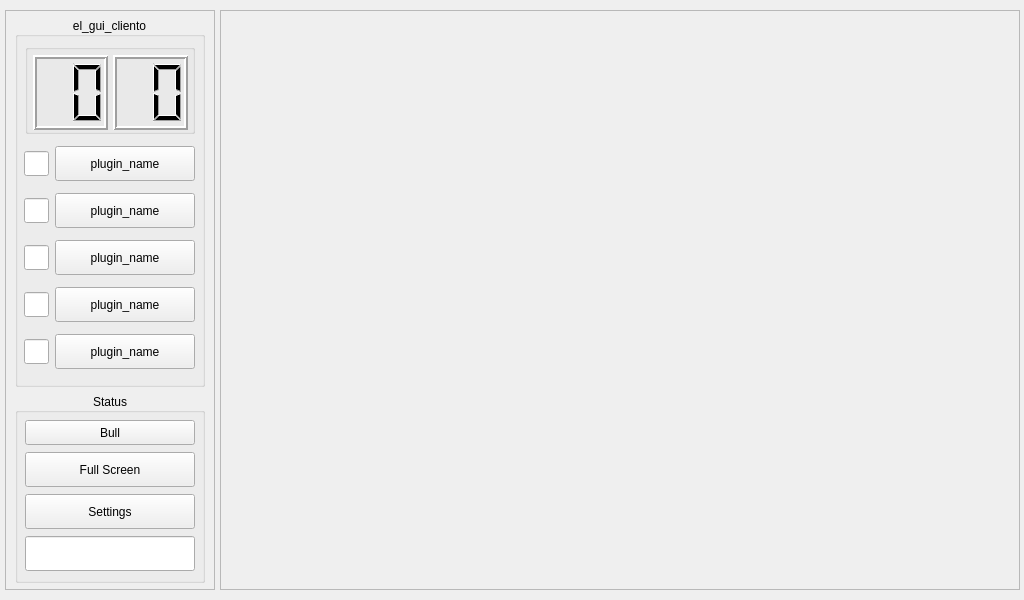
Above: resources/ui_raw/el_gui_cliento.ui from Einthel/EL_GUI_BANDITO4 before the change. Below: the same form after it.
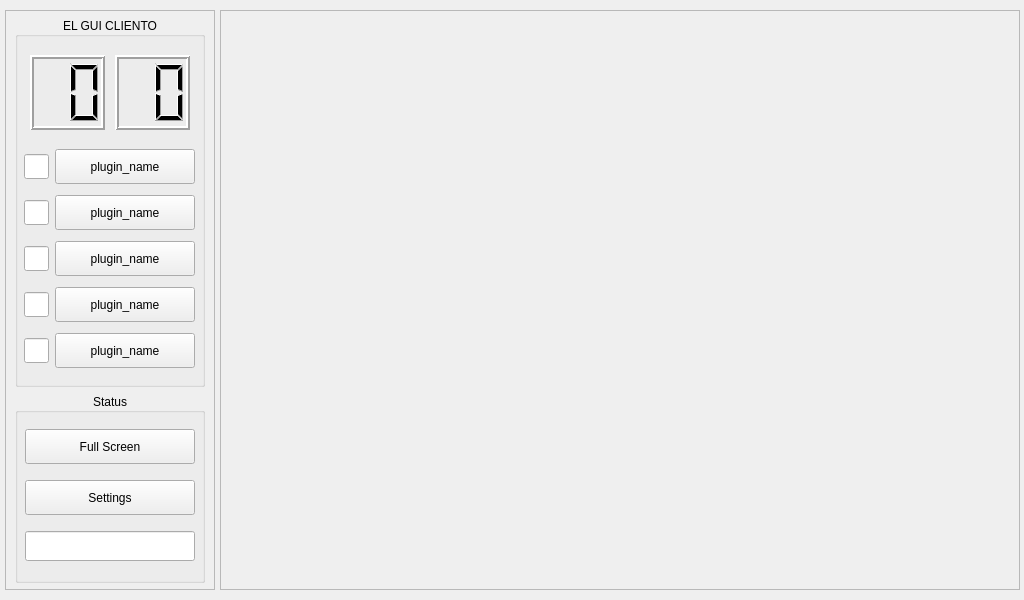
That is the form after the change.

Patch:
```diff
--- a/resources/ui_raw/el_gui_cliento.ui
+++ b/resources/ui_raw/el_gui_cliento.ui
@@ -65,6 +65,9 @@
       <height>600</height>
      </size>
     </property>
+    <property name="styleSheet">
+     <string notr="true"/>
+    </property>
     <layout class="QHBoxLayout" name="horizontalLayout">
      <property name="spacing">
       <number>5</number>
@@ -105,7 +108,10 @@
         <enum>QFrame::Shape::StyledPanel</enum>
        </property>
        <property name="frameShadow">
-        <enum>QFrame::Shadow::Raised</enum>
+        <enum>QFrame::Shadow::Plain</enum>
+       </property>
+       <property name="lineWidth">
+        <number>2</number>
        </property>
        <layout class="QVBoxLayout" name="verticalLayout">
         <property name="spacing">
@@ -138,7 +144,7 @@
            </size>
           </property>
           <property name="title">
-           <string>el_gui_cliento</string>
+           <string>EL GUI CLIENTO</string>
           </property>
           <property name="alignment">
            <set>Qt::AlignmentFlag::AlignCenter</set>
@@ -151,7 +157,7 @@
             <number>5</number>
            </property>
            <property name="topMargin">
-            <number>0</number>
+            <number>5</number>
            </property>
            <property name="rightMargin">
             <number>5</number>
@@ -160,7 +166,7 @@
             <number>5</number>
            </property>
            <item alignment="Qt::AlignmentFlag::AlignHCenter">
-            <widget class="QGroupBox" name="time_groupB">
+            <widget class="QFrame" name="time_qFrame">
              <property name="minimumSize">
               <size>
                <width>170</width>
@@ -173,27 +179,21 @@
                <height>90</height>
               </size>
              </property>
-             <property name="title">
-              <string/>
-             </property>
-             <property name="alignment">
-              <set>Qt::AlignmentFlag::AlignCenter</set>
-             </property>
              <layout class="QHBoxLayout" name="horizontalLayout_10">
               <property name="spacing">
                <number>5</number>
               </property>
               <property name="leftMargin">
-               <number>5</number>
+               <number>0</number>
               </property>
               <property name="topMargin">
-               <number>5</number>
+               <number>0</number>
               </property>
               <property name="rightMargin">
-               <number>5</number>
+               <number>0</number>
               </property>
               <property name="bottomMargin">
-               <number>5</number>
+               <number>0</number>
               </property>
               <item>
                <layout class="QHBoxLayout" name="HH">
@@ -287,6 +287,12 @@
              </property>
              <item>
               <widget class="QLineEdit" name="plugin_led_lineE_1">
+               <property name="sizePolicy">
+                <sizepolicy hsizetype="Fixed" vsizetype="Fixed">
+                 <horstretch>0</horstretch>
+                 <verstretch>0</verstretch>
+                </sizepolicy>
+               </property>
                <property name="minimumSize">
                 <size>
                  <width>25</width>
@@ -338,6 +344,12 @@
              </property>
              <item>
               <widget class="QLineEdit" name="plugin_led_lineE_2">
+               <property name="sizePolicy">
+                <sizepolicy hsizetype="Fixed" vsizetype="Fixed">
+                 <horstretch>0</horstretch>
+                 <verstretch>0</verstretch>
+                </sizepolicy>
+               </property>
                <property name="minimumSize">
                 <size>
                  <width>25</width>
@@ -389,6 +401,12 @@
              </property>
              <item>
               <widget class="QLineEdit" name="plugin_led_lineE_3">
+               <property name="sizePolicy">
+                <sizepolicy hsizetype="Fixed" vsizetype="Fixed">
+                 <horstretch>0</horstretch>
+                 <verstretch>0</verstretch>
+                </sizepolicy>
+               </property>
                <property name="minimumSize">
                 <size>
                  <width>25</width>
@@ -491,6 +509,12 @@
              </property>
              <item>
               <widget class="QLineEdit" name="plugin_led_lineE_5">
+               <property name="sizePolicy">
+                <sizepolicy hsizetype="Fixed" vsizetype="Fixed">
+                 <horstretch>0</horstretch>
+                 <verstretch>0</verstretch>
+                </sizepolicy>
+               </property>
                <property name="minimumSize">
                 <size>
                  <width>25</width>
@@ -558,9 +582,6 @@
           <property name="alignment">
            <set>Qt::AlignmentFlag::AlignCenter</set>
           </property>
-          <property name="flat">
-           <bool>false</bool>
-          </property>
           <property name="checkable">
            <bool>false</bool>
           </property>
@@ -581,31 +602,6 @@
             <number>5</number>
            </property>
            <item row="2" column="0">
-            <widget class="QToolButton" name="settings_toolB">
-             <property name="sizePolicy">
-              <sizepolicy hsizetype="Preferred" vsizetype="Preferred">
-               <horstretch>0</horstretch>
-               <verstretch>0</verstretch>
-              </sizepolicy>
-             </property>
-             <property name="minimumSize">
-              <size>
-               <width>170</width>
-               <height>35</height>
-              </size>
-             </property>
-             <property name="maximumSize">
-              <size>
-               <width>170</width>
-               <height>35</height>
-              </size>
-             </property>
-             <property name="text">
-              <string>Settings</string>
-             </property>
-            </widget>
-           </item>
-           <item row="3" column="0">
             <widget class="QLineEdit" name="network_stat_line">
              <property name="sizePolicy">
               <sizepolicy hsizetype="Preferred" vsizetype="Preferred">
@@ -616,13 +612,13 @@
              <property name="minimumSize">
               <size>
                <width>170</width>
-               <height>35</height>
+               <height>30</height>
               </size>
              </property>
              <property name="maximumSize">
               <size>
                <width>170</width>
-               <height>35</height>
+               <height>30</height>
               </size>
              </property>
              <property name="frame">
@@ -633,7 +629,7 @@
              </property>
             </widget>
            </item>
-           <item row="1" column="0">
+           <item row="0" column="0">
             <widget class="QToolButton" name="full_screen_toolB">
              <property name="enabled">
               <bool>true</bool>
@@ -661,11 +657,8 @@
              </property>
             </widget>
            </item>
-           <item row="0" column="0">
-            <widget class="QToolButton" name="null_toolB_2">
-             <property name="enabled">
-              <bool>true</bool>
-             </property>
+           <item row="1" column="0">
+            <widget class="QToolButton" name="settings_toolB">
              <property name="sizePolicy">
               <sizepolicy hsizetype="Preferred" vsizetype="Preferred">
                <horstretch>0</horstretch>
@@ -675,17 +668,17 @@
              <property name="minimumSize">
               <size>
                <width>170</width>
-               <height>25</height>
+               <height>35</height>
               </size>
              </property>
              <property name="maximumSize">
               <size>
                <width>170</width>
-               <height>25</height>
+               <height>35</height>
               </size>
              </property>
              <property name="text">
-              <string>Bull</string>
+              <string>Settings</string>
              </property>
             </widget>
            </item>
```
Left out of the diff: 17 changed lines with no effect on the pictures.
